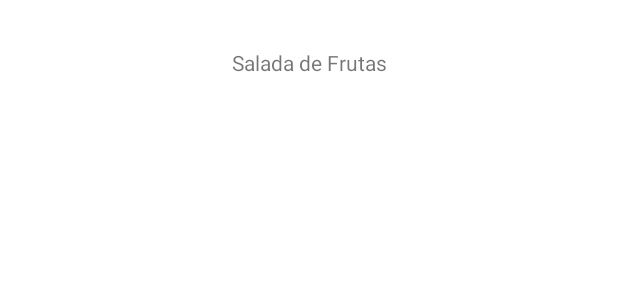
After one commit to FerreirinhaJean/app-orgs, an Android app: the layout activity_main.xml on its own in the app's theme, with its tools: preview values and no code run, on a phone screen of 412 x 824 dp. The commit adds this screen. Shown: the top 300 px of the screen. Run offline under Robolectric (Android 15) with nearby library versions, the phone set to English and light mode, and no system bars.

Commit message:
Criação da primeira View

```diff
--- a/app/src/main/java/br/com/jean/orgs/MainActivity.kt
+++ b/app/src/main/java/br/com/jean/orgs/MainActivity.kt
@@ -1,7 +1,18 @@
 package br.com.jean.orgs
 
 import android.app.Activity
+import android.graphics.Color
+import android.os.Bundle
+import android.view.View
+import android.widget.TextView
+import android.widget.Toast
 
 class MainActivity : Activity() {
 
+    override fun onCreate(savedInstanceState: Bundle?) {
+        super.onCreate(savedInstanceState)
+
+        setContentView(R.layout.activity_main)
+    }
+
 }
--- /dev/null
+++ b/app/src/main/res/layout/activity_main.xml
@@ -0,0 +1,19 @@
+<?xml version="1.0" encoding="utf-8"?>
+<androidx.constraintlayout.widget.ConstraintLayout xmlns:android="http://schemas.android.com/apk/res/android"
+    xmlns:app="http://schemas.android.com/apk/res-auto"
+    xmlns:tools="http://schemas.android.com/tools"
+    android:layout_width="match_parent"
+    android:layout_height="match_parent">
+
+    <TextView
+        android:id="@+id/tvSalada"
+        android:layout_width="wrap_content"
+        android:layout_height="wrap_content"
+        android:layout_marginStart="24dp"
+        android:layout_marginTop="32dp"
+        android:layout_marginEnd="24dp"
+        android:text="Salada de Frutas"
+        app:layout_constraintEnd_toEndOf="parent"
+        app:layout_constraintStart_toStartOf="parent"
+        app:layout_constraintTop_toTopOf="parent" />
+</androidx.constraintlayout.widget.ConstraintLayout>
```
